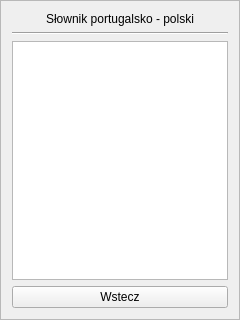
Old version of the form ui/pt_pl_dictionary.ui in the repository BStalewski/lanler.
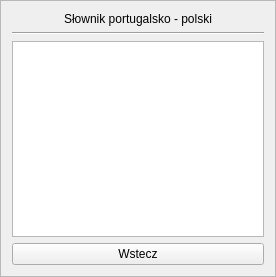
New version of the form.

```diff
--- a/ui/pt_pl_dictionary.ui
+++ b/ui/pt_pl_dictionary.ui
@@ -6,8 +6,8 @@
    <rect>
     <x>0</x>
     <y>0</y>
-    <width>240</width>
-    <height>320</height>
+    <width>276</width>
+    <height>277</height>
    </rect>
   </property>
   <property name="windowTitle">
@@ -20,6 +20,9 @@
    <enum>QFrame::Raised</enum>
   </property>
   <layout class="QVBoxLayout" name="verticalLayout">
+   <property name="sizeConstraint">
+    <enum>QLayout::SetDefaultConstraint</enum>
+   </property>
    <item>
     <widget class="QLabel" name="label">
      <property name="text">
@@ -39,6 +42,12 @@
    </item>
    <item>
     <widget class="QTableView" name="dictionaryTableView">
+     <property name="minimumSize">
+      <size>
+       <width>0</width>
+       <height>0</height>
+      </size>
+     </property>
      <property name="selectionMode">
       <enum>QAbstractItemView::NoSelection</enum>
      </property>
```
